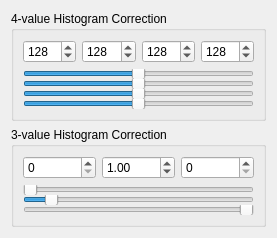
The window that histogramchange.ui (Snuux/ImageProcessingApp) describes before a commit, drawn with Qt 5.
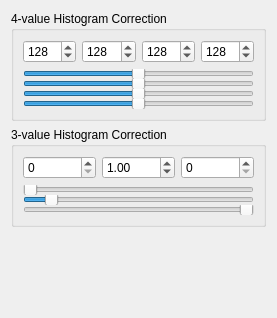
The same window after the commit.

Diff of the .ui file:
```diff
--- a/histogramchange.ui
+++ b/histogramchange.ui
@@ -7,7 +7,7 @@
     <x>0</x>
     <y>0</y>
     <width>277</width>
-    <height>232</height>
+    <height>318</height>
    </rect>
   </property>
   <property name="windowTitle">
@@ -302,6 +302,19 @@
      </layout>
     </widget>
    </item>
+   <item>
+    <spacer name="verticalSpacer">
+     <property name="orientation">
+      <enum>Qt::Vertical</enum>
+     </property>
+     <property name="sizeHint" stdset="0">
+      <size>
+       <width>20</width>
+       <height>40</height>
+      </size>
+     </property>
+    </spacer>
+   </item>
   </layout>
  </widget>
  <resources/>
```
